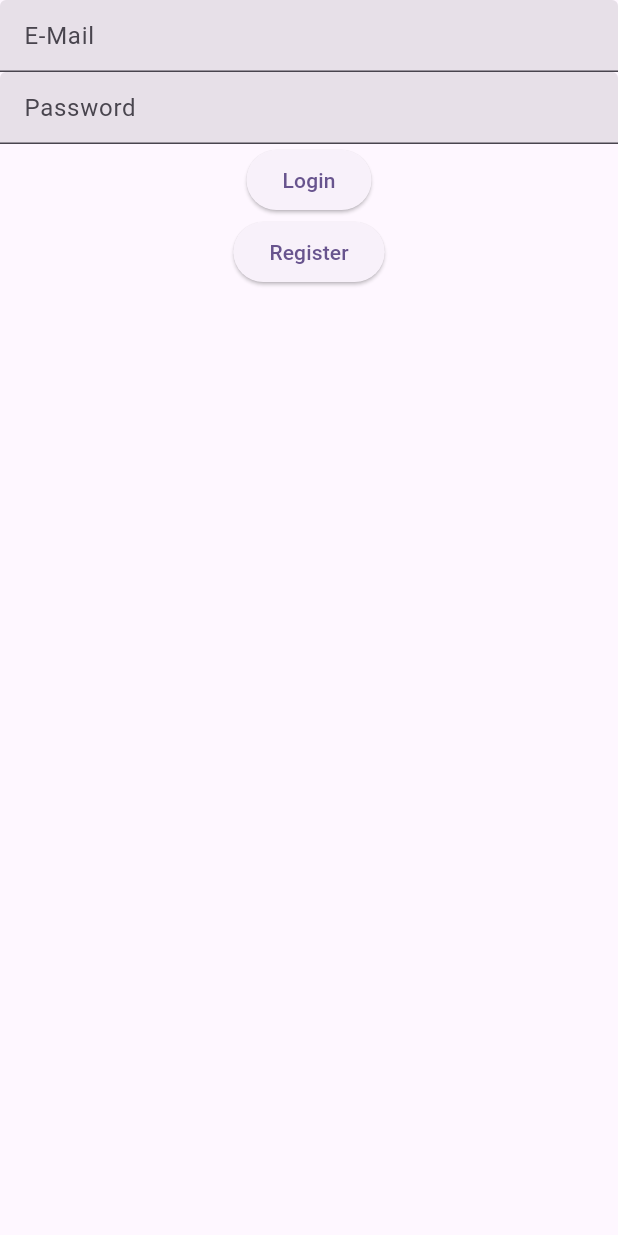
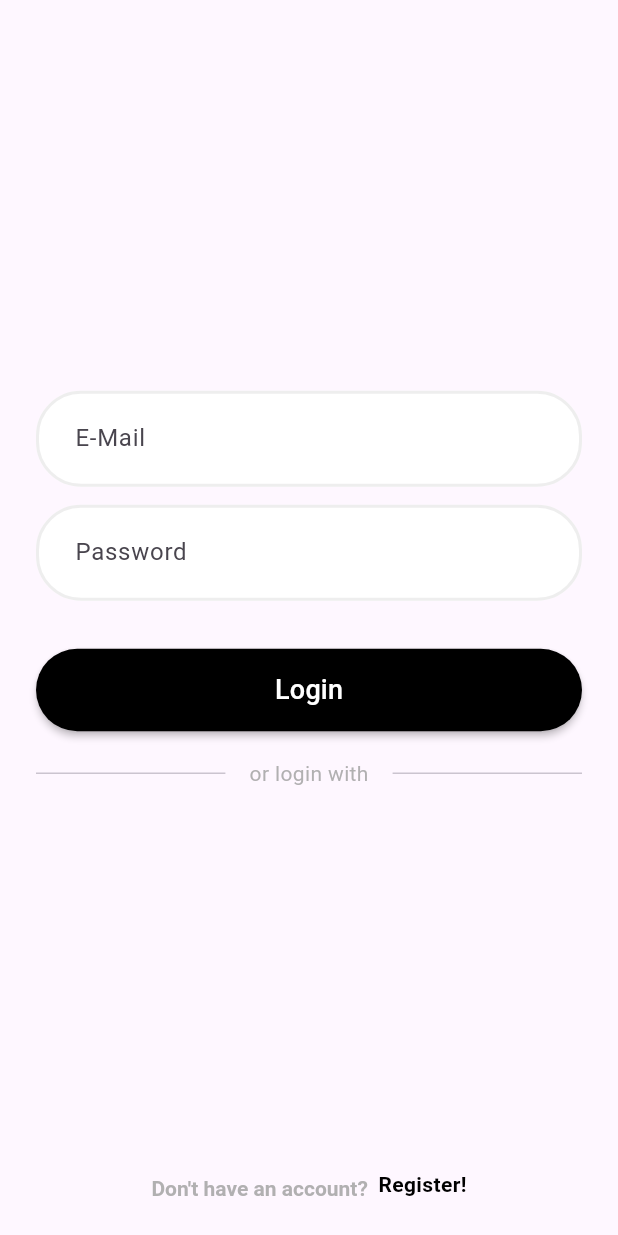
Before and after one commit to PardusDev/emotional_social, a Flutter app: the screen it shows after launch, on a phone screen of 412 x 824 dp. Run offline on Flutter 3.47's test engine with Material 3 defaults, Android fonts, the phone set to English and light mode, and no system bars; our stand-ins replace bloc, cloud_firestore, equatable, firebase_auth, firebase_core, flutter_bloc; accounts and stored records are empty.

Commit message:
Front end adjustments were made on the login screen.

```diff
--- a/lib/screens/home_screen.dart
+++ b/lib/screens/home_screen.dart
@@ -111,7 +111,6 @@ class _HomePageState extends State<HomePage> {
                       } else {
                         final post = state.posts[index];
                         final dateFormat = DateFormat("yyyy.MM.dd HH:mm");
-
                         return GestureDetector(
                           onTap: () {
                             Navigator.push(context, PageRouteBuilder(
--- a/lib/screens/login_screen.dart
+++ b/lib/screens/login_screen.dart
@@ -1,8 +1,11 @@
+import 'package:emotional_social/widgets/DividerWithText.dart';
 import 'package:emotional_social/widgets/OneLineTextField.dart';
+import 'package:emotional_social/widgets/UserInputField.dart';
 import 'package:flutter/material.dart';
 import 'package:flutter_bloc/flutter_bloc.dart';
 
 import '../blocs/auth/auth_bloc.dart';
+import '../widgets/RoundedButton.dart';
 
 class LoginPage extends StatefulWidget {
   const LoginPage({super.key});
@@ -27,19 +30,69 @@ class _LoginPageState extends State<LoginPage> {
       },
       child: Scaffold(
         body: SafeArea(
+          child: Padding(
+            padding: const EdgeInsets.all(24.0),
             child: Column(
+              mainAxisAlignment: MainAxisAlignment.center,
               children: [
-              OneLineTextField(hintText: 'E-Mail', controller: _emailController, obscureText: false),
-              OneLineTextField(hintText: 'Password', controller: _passwordController, obscureText: false),
-              ElevatedButton(
+                Spacer(),
+                UserInputField(
+                    hintText: 'E-Mail',
+                    controller: _emailController,
+                    obscureText: false
+                ),
+                SizedBox(height: 12,),
+                UserInputField(
+                    hintText: 'Password',
+                    controller: _passwordController,
+                    obscureText: true
+                ),
+                SizedBox(height: 32,),
+                RoundedButton(
                   onPressed: () {
                     final email = _emailController.text;
                     final password = _passwordController.text;
                     context.read<AuthBloc>().add(SignInRequested(email, password));
                   },
-                child: Text('Login'),
+                  text: 'Login',
                 ),
-              ElevatedButton(
+                SizedBox(height: 18,),
+                DividerWithText(text: "or login with",),
+                SizedBox(height: 18,),
+                Row(
+                  mainAxisAlignment: MainAxisAlignment.center,
+                  children: [
+                    // TODO: Google icon
+                  ],
+                ),
+                Spacer(),
+                RichText(
+                    text: TextSpan(
+                      children: [
+                        TextSpan(text: "Don't have an account?  ",
+                                style: TextStyle(
+                                  color: Colors.grey.withOpacity(0.8),
+                                  fontWeight: FontWeight.w600
+                                )
+                        ),
+                        WidgetSpan(
+                            child: GestureDetector(
+                              onTap: () {
+                                print("Register text button clicked.");
+                              },
+                              child: Text("Register!",
+                              style: TextStyle(
+                                color: Colors.black,
+                                fontWeight: FontWeight.w600
+                              ),),
+                            )
+                        )
+                      ]
+                    ),
+                ),
+                /*
+                DEPRECATED
+                RoundedButton(
                   onPressed: () {
                     final email = _emailController.text;
                     final password = _passwordController.text;
@@ -47,9 +100,11 @@ class _LoginPageState extends State<LoginPage> {
                     final surname = "surnametest0";
                     context.read<AuthBloc>().add(SignUpRequested(email, password, name, surname));
                  },
-                child: Text('Register'),
+                  text: 'Register',
                 ),
+                 */
               ],
+            ),
           ),
         ),
       ),
--- /dev/null
+++ b/lib/widgets/DividerWithText.dart
@@ -0,0 +1,26 @@
+import 'package:flutter/material.dart';
+
+class DividerWithText extends StatelessWidget {
+  final String text;
+  const DividerWithText({super.key, required this.text});
+
+  @override
+  Widget build(BuildContext context) {
+    return Row(
+      children: [
+        const Expanded(
+          child: Divider(),
+        ),
+        Padding(
+          padding: const EdgeInsets.symmetric(horizontal: 16.0),
+          child: Text(text, style: TextStyle(
+            color: Colors.grey.withOpacity(0.8)
+          ),),
+        ),
+        const Expanded(
+          child: Divider(),
+        )
+      ],
+    );
+  }
+}
--- a/lib/widgets/RoundedButton.dart
+++ b/lib/widgets/RoundedButton.dart
@@ -0,0 +1,34 @@
+import 'package:flutter/material.dart';
+
+class RoundedButton extends StatelessWidget {
+  final VoidCallback onPressed;
+  final double height;
+  final EdgeInsetsGeometry padding;
+  final String text;
+  final TextStyle textStyle;
+  const RoundedButton({super.key,
+    required this.onPressed,
+    required this.text,
+    this.height = 55,
+    this.padding = const EdgeInsets.symmetric(vertical: 10.0, horizontal: 50.0),
+    this.textStyle = const TextStyle(color: Colors.white, fontWeight: FontWeight.w500, fontSize: 18)
+  });
+
+  @override
+  Widget build(BuildContext context) {
+    return MaterialButton(
+      onPressed: () {
+        onPressed();
+      },
+      height: height,
+      minWidth: double.infinity,
+      padding: padding,
+      shape: RoundedRectangleBorder(
+        borderRadius: BorderRadius.circular(30.0)
+      ),
+      // TODO: Will change
+      color: Colors.black,
+      child: Text(text, style: textStyle,)
+    );
+  }
+}
--- /dev/null
+++ b/lib/widgets/UserInputField.dart
@@ -0,0 +1,45 @@
+import 'package:flutter/material.dart';
+
+class UserInputField extends StatelessWidget {
+  final String hintText;
+  final TextEditingController controller;
+  final TextInputType keyboardType;
+  final bool obscureText;
+  final String? Function(String?)? validator;
+
+  const UserInputField({
+    super.key,
+    required this.hintText,
+    required this.controller,
+    this.keyboardType = TextInputType.text,
+    this.obscureText = false,
+    this.validator,
+  });
+
+  @override
+  Widget build(BuildContext context) {
+    return TextFormField(
+      controller: controller,
+      keyboardType: keyboardType,
+      obscureText: obscureText,
+      decoration: InputDecoration(
+        hintText: hintText,
+        border: OutlineInputBorder(),
+        contentPadding: EdgeInsets.symmetric(vertical: 20.0, horizontal: 22.0),
+        fillColor: Colors.white,
+        filled: true,
+        floatingLabelBehavior: FloatingLabelBehavior.always,
+          enabledBorder: OutlineInputBorder(
+              borderSide: BorderSide(color: Colors.grey.shade200, width: 2),
+              borderRadius: BorderRadius.circular(30)
+          ),
+          floatingLabelStyle: TextStyle(color: Colors.black, fontSize: 18),
+          focusedBorder: OutlineInputBorder(
+              borderSide: BorderSide(color: Colors.black, width: 1.5),
+              borderRadius: BorderRadius.circular(30)
+          )
+      ),
+      validator: validator,
+    );
+  }
+}
```
Lines whose indentation alone changed are shown as unchanged.
